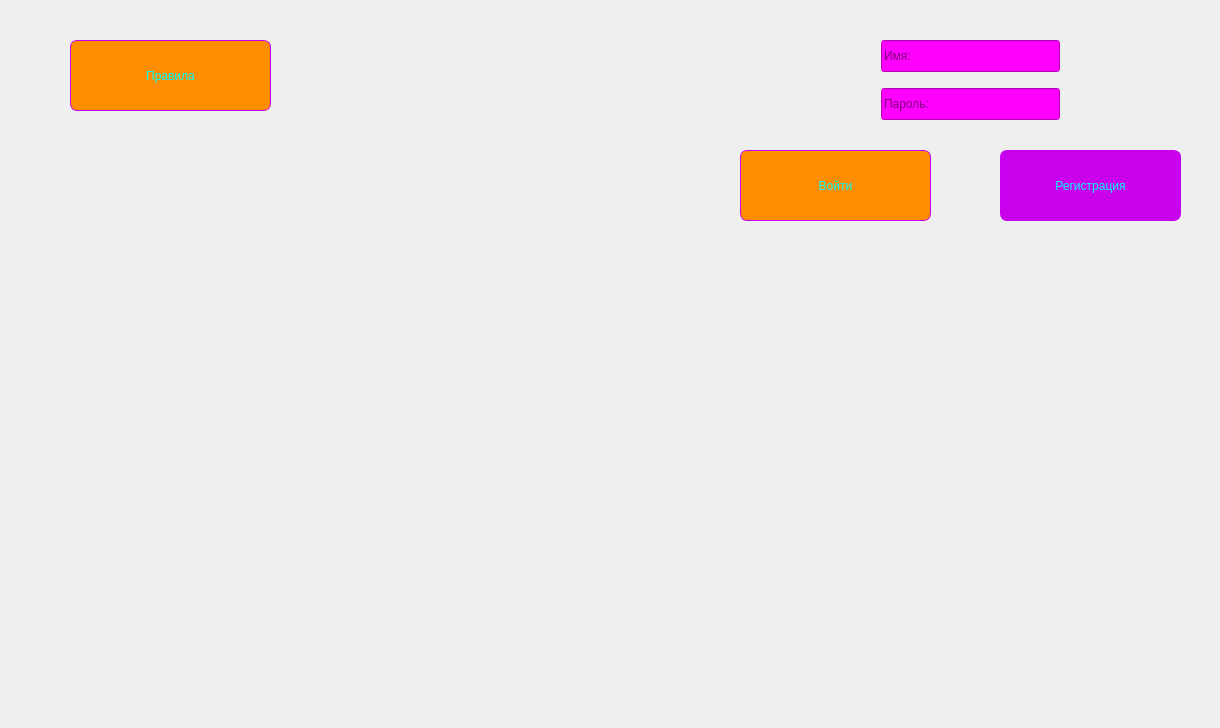
Above: prjct/wild_west.ui from darysun07/Game before the change. Below: the same form after it.
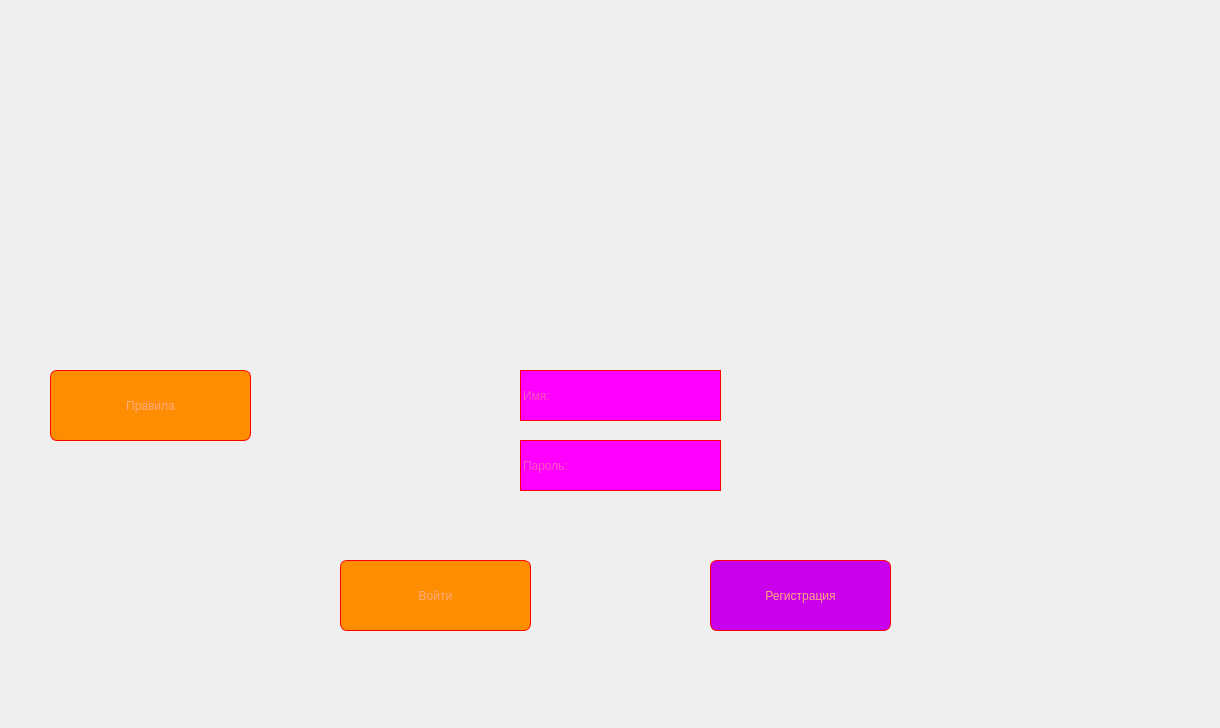
That is the form after the change. Icons and pictures are not drawn.

Diff of the .ui file:
```diff
--- a/prjct/wild_west.ui
+++ b/prjct/wild_west.ui
@@ -28,8 +28,8 @@
     </property>
     <property name="geometry">
      <rect>
-      <x>1000</x>
-      <y>150</y>
+      <x>710</x>
+      <y>560</y>
       <width>181</width>
       <height>71</height>
      </rect>
@@ -42,9 +42,9 @@
     </property>
     <property name="styleSheet">
      <string notr="true">QPushButton {
-color: rgb(0, 255, 255);
+color: rgb(255, 170, 127);
 background-color: rgb(200, 0, 235);
-border: 1px solid rgb(200, 0, 245);
+border: 1px solid rgb(255, 0, 0);
 font: 14pt &quot;MS Shell Dlg 2&quot;;
 border-radius: 7px;
 width: 100 px;
@@ -65,8 +65,8 @@
    <widget class="QPushButton" name="enter_btn">
     <property name="geometry">
      <rect>
-      <x>740</x>
-      <y>150</y>
+      <x>340</x>
+      <y>560</y>
       <width>191</width>
       <height>71</height>
      </rect>
@@ -88,10 +88,10 @@
     </property>
     <property name="styleSheet">
      <string notr="true">QPushButton {
-color: rgb(0, 255, 255);
+color: rgb(255, 170, 127);
 background-color: rgb(255, 141, 2);
 font: 14pt &quot;MS Shell Dlg 2&quot;;
-border: 1px solid rgb(200, 0, 245);
+border: 1px solid rgb(255, 0, 0);
 border-radius: 7px;
 width: 100 px;
 height: 45px;
@@ -110,8 +110,8 @@
    <widget class="QPushButton" name="pravila">
     <property name="geometry">
      <rect>
-      <x>70</x>
-      <y>40</y>
+      <x>50</x>
+      <y>370</y>
       <width>201</width>
       <height>71</height>
      </rect>
@@ -124,10 +124,10 @@
     </property>
     <property name="styleSheet">
      <string notr="true">QPushButton {
-color: rgb(0, 255, 255);
+color: rgb(255, 170, 127);
 background-color: rgb(255, 141, 2);
 font: 14pt &quot;MS Shell Dlg 2&quot;;
-border: 1px solid rgb(200, 0, 245);
+border: 1px solid rgb(255, 0, 0);
 border-radius: 7px;
 width: 100 px;
 height: 45px;
@@ -146,15 +146,17 @@
    <widget class="QLineEdit" name="name_check">
     <property name="geometry">
      <rect>
-      <x>881</x>
-      <y>40</y>
-      <width>179</width>
-      <height>32</height>
+      <x>520</x>
+      <y>370</y>
+      <width>201</width>
+      <height>51</height>
      </rect>
     </property>
     <property name="styleSheet">
-     <string notr="true">background-color: rgb(255, 0, 255);
-font: 12pt &quot;MV Boli&quot;;</string>
+     <string notr="true">color: rgb(255, 170, 127);
+background-color: rgb(255, 0, 255);
+font: 12pt &quot;MV Boli&quot;;
+border: 1px solid rgb(255, 0, 0);</string>
     </property>
     <property name="placeholderText">
      <string>Имя:</string>
@@ -163,15 +165,17 @@
    <widget class="QLineEdit" name="password_check">
     <property name="geometry">
      <rect>
-      <x>881</x>
-      <y>88</y>
-      <width>179</width>
-      <height>32</height>
+      <x>520</x>
+      <y>440</y>
+      <width>201</width>
+      <height>51</height>
      </rect>
     </property>
     <property name="styleSheet">
-     <string notr="true">background-color: rgb(255, 0, 255);
-font: 12pt &quot;MV Boli&quot;;</string>
+     <string notr="true">color: rgb(255, 170, 127);
+background-color: rgb(255, 0, 255);
+font: 12pt &quot;MV Boli&quot;;
+border: 1px solid rgb(255, 0, 0);</string>
     </property>
     <property name="placeholderText">
      <string>Пароль:</string>
```
Left out of the diff: 6 changed lines with no effect on the pictures.
